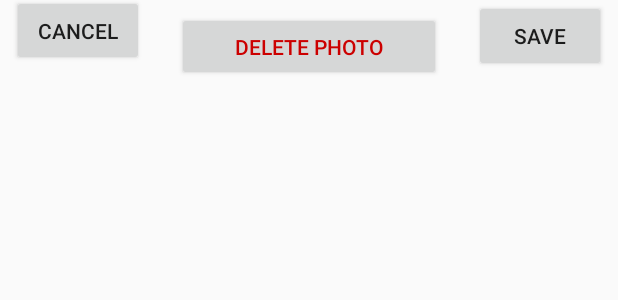
After one commit to ShivKushwah/Yearbook-Android-Release, an Android app: the layout activity_photo_options.xml on its own in the app's theme, with its tools: preview values and no code run, on a phone screen of 412 x 824 dp. The commit adds this screen. Shown: the top 300 px of the screen. Run offline under Robolectric (Android 15) with nearby library versions, the phone set to English and light mode, and no system bars.

Commit message:
finished up to commit edit photo ui - constraints redone

```diff
--- a/app/build.gradle
+++ b/app/build.gradle
@@ -1,12 +1,12 @@
 apply plugin: 'com.android.application'
 
 android {
-    compileSdkVersion 25
+    compileSdkVersion 26
     buildToolsVersion '28.0.3'
     defaultConfig {
         applicationId "com.mdb.yearbook.android"
-        minSdkVersion 15
-        targetSdkVersion 25
+        minSdkVersion 17
+        targetSdkVersion 26
         versionCode 1
         versionName "1.0"
         testInstrumentationRunner "android.support.test.runner.AndroidJUnitRunner"
--- a/app/src/main/AndroidManifest.xml
+++ b/app/src/main/AndroidManifest.xml
@@ -47,7 +47,8 @@
             android:label="@string/title_activity_full_screen_photo_view"
             android:theme="@style/FullscreenTheme" />
         <activity android:name=".AddDescriptionActivity" />
-        <activity android:name=".SettingsActivity"/>
+        <activity android:name=".SettingsActivity" />
+        <activity android:name=".PhotoOptionsActivity"></activity>
     </application>
 
 </manifest>
--- /dev/null
+++ b/app/src/main/res/layout/activity_photo_options.xml
@@ -0,0 +1,75 @@
+<?xml version="1.0" encoding="utf-8"?>
+<android.support.constraint.ConstraintLayout xmlns:android="http://schemas.android.com/apk/res/android"
+    xmlns:app="http://schemas.android.com/apk/res-auto"
+    xmlns:tools="http://schemas.android.com/tools"
+    android:layout_width="match_parent"
+    android:layout_height="match_parent"
+    tools:context="com.mdb.yearbook.android.PhotoOptionsActivity">
+
+    <Button
+        android:id="@+id/deletePhoto"
+        android:layout_width="176dp"
+        android:layout_height="46dp"
+        android:layout_marginEnd="8dp"
+        android:layout_marginStart="8dp"
+        android:layout_marginTop="8dp"
+        android:text="Delete Photo"
+        android:textColor="@android:color/holo_red_dark"
+        app:layout_constraintEnd_toEndOf="parent"
+        app:layout_constraintStart_toStartOf="parent"
+        app:layout_constraintTop_toTopOf="parent" />
+
+    <TextView
+        android:id="@+id/editDescription"
+        android:layout_width="wrap_content"
+        android:layout_height="wrap_content"
+        android:layout_marginBottom="8dp"
+        android:layout_marginEnd="8dp"
+        android:layout_marginStart="8dp"
+        android:layout_marginTop="32dp"
+        android:text="Edit Description"
+        android:textColor="@color/colorBlack"
+        android:textSize="18sp"
+        app:layout_constraintBottom_toTopOf="@+id/textView3"
+        app:layout_constraintEnd_toEndOf="parent"
+        app:layout_constraintHorizontal_bias="0.502"
+        app:layout_constraintStart_toStartOf="parent"
+        app:layout_constraintTop_toBottomOf="@+id/deletePhoto"
+        app:layout_constraintVertical_bias="0.0" />
+
+    <TextView
+        android:id="@+id/textView3"
+        android:layout_width="0dp"
+        android:layout_height="177dp"
+        android:layout_marginBottom="8dp"
+        android:layout_marginEnd="8dp"
+        android:layout_marginStart="8dp"
+        android:layout_marginTop="8dp"
+        android:text="Edit Description"
+        app:layout_constraintBottom_toTopOf="@+id/cancelButton"
+        app:layout_constraintEnd_toEndOf="parent"
+        app:layout_constraintHorizontal_bias="0.0"
+        app:layout_constraintStart_toStartOf="parent"
+        app:layout_constraintTop_toBottomOf="@+id/editDescription" />
+
+    <Button
+        android:id="@+id/cancelButton"
+        android:layout_width="wrap_content"
+        android:layout_height="wrap_content"
+        android:layout_marginBottom="8dp"
+        android:layout_marginStart="8dp"
+        android:text="CANCEL"
+        app:layout_constraintBottom_toBottomOf="@+id/saveButton"
+        app:layout_constraintStart_toStartOf="parent"
+        app:layout_constraintTop_toTopOf="@+id/saveButton" />
+
+    <Button
+        android:id="@+id/saveButton"
+        android:layout_width="wrap_content"
+        android:layout_height="wrap_content"
+        android:layout_marginEnd="8dp"
+        android:text="SAVE"
+        app:layout_constraintEnd_toEndOf="parent"
+        tools:layout_editor_absoluteY="428dp" />
+
+</android.support.constraint.ConstraintLayout>
```
Also changed, not shown: app/src/main/java/com/mdb/yearbook/android/FullScreenPhotoViewActivity.java (+72 -28 lines), app/src/main/java/com/mdb/yearbook/android/PhotoOptionsActivity.java (added, +13 -0 lines), app/src/main/res/layout/activity_full_screen_photo_view.xml (+0 -16 lines), app/src/main/res/menu/full_screen_menu.xml (added, +16 -0 lines), 1 other file.
